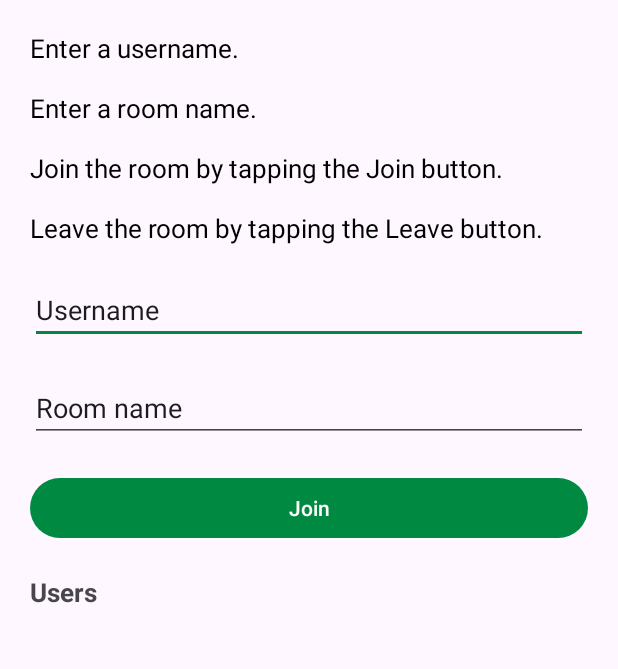
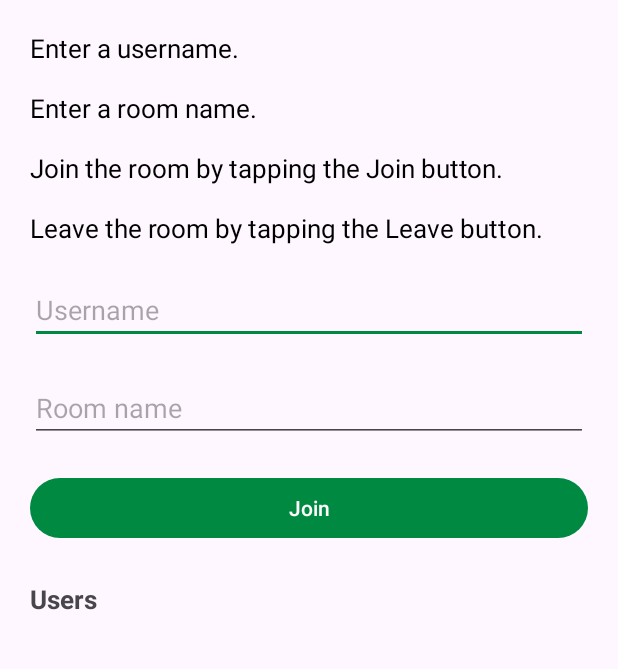
Before and after one commit to switchboard-sdk/voice-communication-android, an Android app: the layout fragment_room.xml on its own in the app's theme, with its tools: preview values and no code run, on a phone screen of 412 x 824 dp, the part 90-759 px from its top. Run offline under Robolectric (Android 15) with nearby library versions, the phone set to English and light mode, and no system bars.

Commit message:
Finished app

```diff
--- a/VoiceCommunicationApp/app/build.gradle.kts
+++ b/VoiceCommunicationApp/app/build.gradle.kts
@@ -53,6 +53,9 @@ dependencies {
     implementation(files("../../libs/SwitchboardSDK.aar"))
     implementation(files("../../libs/SwitchboardAgora.aar"))
 
+    implementation("io.agora.rtc:full-sdk:3.7.0")
+    implementation("org.jetbrains.kotlinx:kotlinx-serialization-json:1.5.0")
+
     implementation("androidx.core:core-ktx:1.10.1")
     implementation("org.jetbrains.kotlinx:kotlinx-coroutines-android:1.6.4")
     implementation("androidx.lifecycle:lifecycle-livedata-ktx:2.6.1")
--- a/VoiceCommunicationApp/app/src/main/AndroidManifest.xml
+++ b/VoiceCommunicationApp/app/src/main/AndroidManifest.xml
@@ -1,6 +1,10 @@
 <?xml version="1.0" encoding="utf-8"?>
 <manifest xmlns:android="http://schemas.android.com/apk/res/android"
     xmlns:tools="http://schemas.android.com/tools">
+
+    <uses-permission android:name="android.permission.RECORD_AUDIO" />
+    <uses-permission android:name="android.permission.MODIFY_AUDIO_SETTINGS" />
+    <uses-permission android:name="android.permission.INTERNET" />
 
     <application
         android:allowBackup="true"
--- a/VoiceCommunicationApp/app/src/main/res/layout/fragment_room.xml
+++ b/VoiceCommunicationApp/app/src/main/res/layout/fragment_room.xml
@@ -34,11 +34,11 @@
         android:layout_height="wrap_content"
         android:layout_marginTop="20dp"
         android:ems="10"
+        android:hint="Username"
         android:inputType="text"
-        android:text="Username"
-        app:layout_constraintTop_toBottomOf="@id/instructions"
         app:layout_constraintEnd_toEndOf="parent"
-        app:layout_constraintStart_toStartOf="parent" />
+        app:layout_constraintStart_toStartOf="parent"
+        app:layout_constraintTop_toBottomOf="@id/instructions" />
 
     <EditText
         android:id="@+id/room_name"
@@ -46,11 +46,11 @@
         android:layout_height="wrap_content"
         android:layout_marginTop="20dp"
         android:ems="10"
+        android:hint="Room name"
         android:inputType="text"
-        android:text="Room name"
-        app:layout_constraintTop_toBottomOf="@id/username"
         app:layout_constraintEnd_toEndOf="parent"
-        app:layout_constraintStart_toStartOf="parent" />
+        app:layout_constraintStart_toStartOf="parent"
+        app:layout_constraintTop_toBottomOf="@id/username" />
 
     <Button
         android:id="@+id/join_button"
@@ -63,16 +63,27 @@
         app:layout_constraintStart_toStartOf="parent" />
 
     <TextView
+        android:id="@+id/active_label"
+        android:layout_width="0dp"
+        android:layout_height="wrap_content"
+        android:text="Room active"
+        android:textSize="14sp"
+        android:visibility="invisible"
+        app:layout_constraintEnd_toEndOf="parent"
+        app:layout_constraintStart_toStartOf="parent"
+        app:layout_constraintTop_toBottomOf="@id/join_button" />
+
+    <TextView
         android:id="@+id/users_label"
         android:layout_width="0dp"
         android:layout_height="wrap_content"
-        android:layout_marginTop="20dp"
+        android:layout_marginTop="5dp"
         android:text="Users"
         android:textSize="17sp"
         android:textStyle="bold"
         app:layout_constraintEnd_toEndOf="parent"
         app:layout_constraintStart_toStartOf="parent"
-        app:layout_constraintTop_toBottomOf="@id/join_button" />
+        app:layout_constraintTop_toBottomOf="@id/active_label" />
 
     <androidx.recyclerview.widget.RecyclerView
         android:id="@+id/user_list"
```
Also changed, not shown: VoiceCommunicationApp/app/src/main/java/com/synervoz/voicecommunicationapp/Config.kt (+4 -4 lines), VoiceCommunicationApp/app/src/main/java/com/synervoz/voicecommunicationapp/MainActivity.kt (+9 -8 lines), VoiceCommunicationApp/app/src/main/java/com/synervoz/voicecommunicationapp/ui/room/RoomFragment.kt (+67 -6 lines), VoiceCommunicationApp/app/src/main/java/com/synervoz/voicecommunicationapp/ui/room/RoomViewModel.kt (+60 -2 lines), VoiceCommunicationApp/app/src/main/java/com/synervoz/voicecommunicationapp/ui/room/UserListAdapter.kt (added, +36 -0 lines), VoiceCommunicationApp/app/src/main/res/layout/item_user_list.xml (added, +17 -0 lines).
